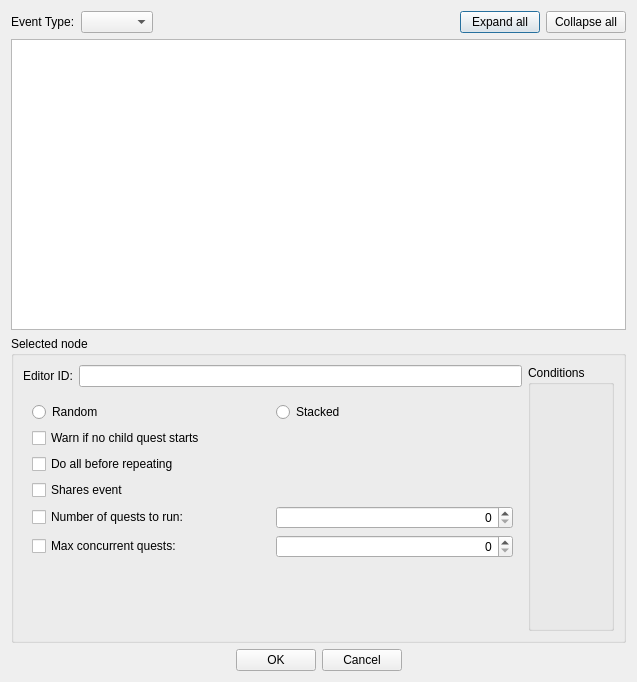
Before: the Qt Designer form native/src/DovahKit/ui/form_windows/story_manager_event_node.ui in DavidJCobb/DovahKit, drawn with Qt 5.
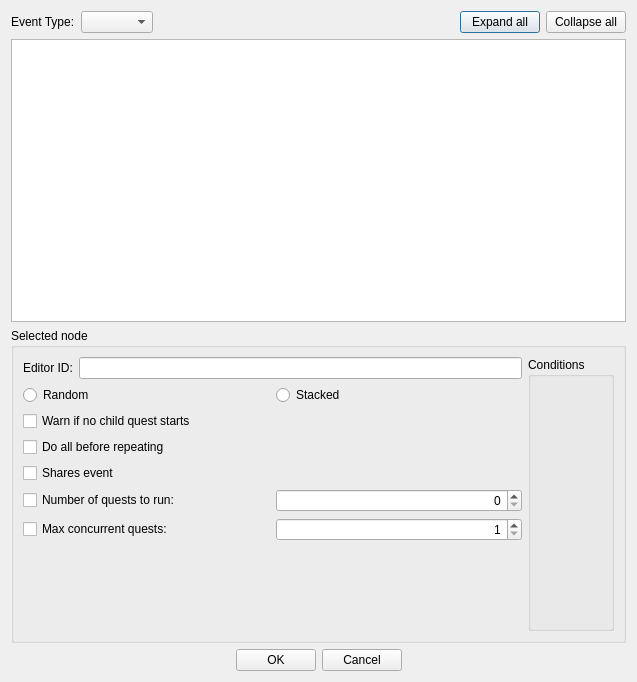
After: the same form once the commit is applied. The open tabs and pages were chosen to show the change. Custom widgets are drawn as their Qt base class.

Commit message:
Story manager editing work
Fixes to how the SM datastore places nodes, regarding placement order.

Added a "normalize for editing" function to the SM datastore.

Created a new frontend subsystem for the story manager, and started work on the UI for editing SMENs and their descendant nodes. This UI is unfinished, but you can view the SM*N hierarchy accurately enough right now.

What changed in the file:
```diff
--- a/native/src/DovahKit/ui/form_windows/story_manager_event_node.ui
+++ b/native/src/DovahKit/ui/form_windows/story_manager_event_node.ui
@@ -66,13 +66,13 @@
     <widget class="QTreeView" name="tree"/>
    </item>
    <item>
-    <widget class="QGroupBox" name="groupBox">
+    <widget class="QGroupBox" name="itemGroupbox">
      <property name="title">
       <string>Selected node</string>
      </property>
      <layout class="QHBoxLayout" name="horizontalLayout">
       <item>
-       <layout class="QGridLayout" name="nodeFieldsLayout">
+       <layout class="QGridLayout" name="itemFieldsLayout">
         <item row="0" column="1">
          <widget class="QLineEdit" name="nodeEditorID"/>
         </item>
@@ -87,14 +87,26 @@
          </widget>
         </item>
         <item row="1" column="0" colspan="2">
-         <widget class="QStackedWidget" name="nodeFields">
+         <widget class="QStackedWidget" name="itemFieldsTyped">
           <property name="currentIndex">
-           <number>0</number>
+           <number>1</number>
           </property>
-          <widget class="QWidget" name="nodeFieldsBranch">
+          <widget class="QWidget" name="nodeFields">
            <layout class="QGridLayout" name="gridLayout_2">
+            <property name="leftMargin">
+             <number>0</number>
+            </property>
+            <property name="topMargin">
+             <number>0</number>
+            </property>
+            <property name="rightMargin">
+             <number>0</number>
+            </property>
+            <property name="bottomMargin">
+             <number>0</number>
+            </property>
             <item row="3" column="0" colspan="2">
-             <widget class="QWidget" name="nodeFieldsNonTopLevel" native="true">
+             <widget class="QWidget" name="nodeFieldsQuestList" native="true">
               <property name="minimumSize">
                <size>
                 <width>0</width>
@@ -156,6 +168,9 @@
                    <property name="alignment">
                     <set>Qt::AlignRight|Qt::AlignTrailing|Qt::AlignVCenter</set>
                    </property>
+                   <property name="minimum">
+                    <number>1</number>
+                   </property>
                   </widget>
                  </item>
                 </layout>
@@ -163,27 +178,6 @@
               </layout>
              </widget>
             </item>
-            <item row="0" column="0">
-             <widget class="QRadioButton" name="eventNodeRandom">
-              <property name="text">
-               <string>Random</string>
-              </property>
-             </widget>
-            </item>
-            <item row="2" column="0" colspan="2">
-             <widget class="QCheckBox" name="eventNodeWarnIfNoStart">
-              <property name="text">
-               <string>Warn if no child quest starts</string>
-              </property>
-             </widget>
-            </item>
-            <item row="0" column="1">
-             <widget class="QRadioButton" name="eventNodeStacked">
-              <property name="text">
-               <string>Stacked</string>
-              </property>
-             </widget>
-            </item>
             <item row="4" column="0" colspan="2">
              <spacer name="verticalSpacer">
               <property name="orientation">
@@ -197,28 +191,61 @@
               </property>
              </spacer>
             </item>
+            <item row="2" column="0" colspan="2">
+             <widget class="QCheckBox" name="nodeFlagWarnIfNoStart">
+              <property name="text">
+               <string>Warn if no child quest starts</string>
+              </property>
+             </widget>
+            </item>
+            <item row="0" column="1">
+             <widget class="QRadioButton" name="nodeFlagStacked">
+              <property name="text">
+               <string>Stacked</string>
+              </property>
+             </widget>
+            </item>
+            <item row="0" column="0">
+             <widget class="QRadioButton" name="nodeFlagRandom">
+              <property name="text">
+               <string>Random</string>
+              </property>
+             </widget>
+            </item>
            </layout>
           </widget>
-          <widget class="QWidget" name="nodeFieldsQuest">
+          <widget class="QWidget" name="questFields">
            <layout class="QGridLayout" name="gridLayout_5">
+            <property name="leftMargin">
+             <number>0</number>
+            </property>
+            <property name="topMargin">
+             <number>0</number>
+            </property>
+            <property name="rightMargin">
+             <number>0</number>
+            </property>
+            <property name="bottomMargin">
+             <number>0</number>
+            </property>
             <item row="0" column="0">
              <widget class="QLabel" name="label_3">
               <property name="text">
                <string>Hours until reset:</string>
               </property>
               <property name="buddy">
-               <cstring>questNodeHoursUntilReset</cstring>
+               <cstring>questFieldHoursUntilReset</cstring>
               </property>
              </widget>
             </item>
             <item row="0" column="1">
-             <widget class="QDoubleSpinBox" name="questNodeHoursUntilReset">
+             <widget class="QDoubleSpinBox" name="questFieldHoursUntilReset">
               <property name="alignment">
                <set>Qt::AlignRight|Qt::AlignTrailing|Qt::AlignVCenter</set>
               </property>
              </widget>
             </item>
-            <item row="1" column="0" colspan="2">
+            <item row="2" column="0" colspan="2">
              <spacer name="verticalSpacer_2">
               <property name="orientation">
                <enum>Qt::Vertical</enum>
@@ -231,6 +258,13 @@
               </property>
              </spacer>
             </item>
+            <item row="1" column="0" colspan="2">
+             <widget class="QCheckBox" name="questFlagResetAfter24Hours">
+              <property name="text">
+               <string>Reset after 24 hours</string>
+              </property>
+             </widget>
+            </item>
            </layout>
           </widget>
          </widget>
```
Left out of the diff: 8 changed lines with no effect on the pictures. The commit also changes 15 other files.
